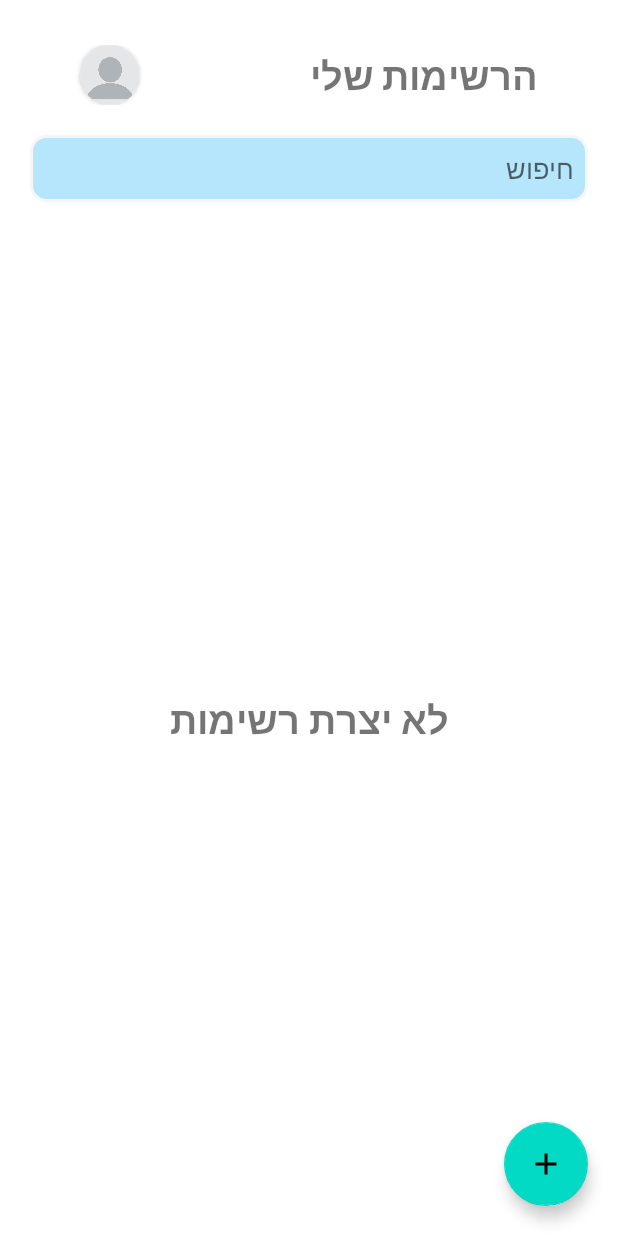
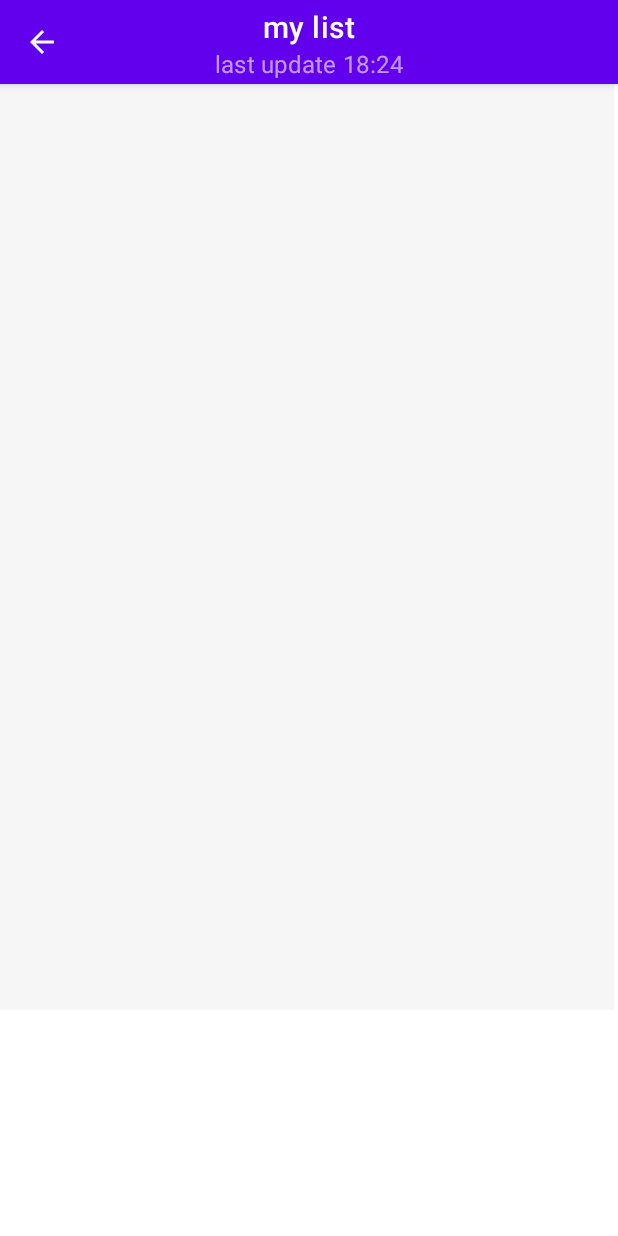
Before and after one commit to UMenashe/Share-me, an Android app: the screen it shows after launch once a user with an empty profile is signed in (MainActivity before the commit, list_display after it), after a tap on an icon or button, on a phone screen of 412 x 824 dp. Run offline under Robolectric (Android 15) with nearby library versions, the phone set to English and light mode, and no system bars; our stand-ins replace Firebase (no records; nobody signed in at launch, a user with empty details on screens opened directly), Picasso; 2 statements that could not run were skipped.

Commit message:
load firebase data to list_display layout

```diff
--- a/app/src/main/AndroidManifest.xml
+++ b/app/src/main/AndroidManifest.xml
@@ -9,6 +9,12 @@
         android:roundIcon="@mipmap/ic_launcher_round"
         android:supportsRtl="true"
         android:theme="@style/Theme.ShareMe">
+        <activity
+            android:name=".list_display"
+            android:exported="false" />
+        <activity
+            android:name=".choose_type"
+            android:exported="false" />
         <activity
             android:name=".signup_page"
             android:exported="false" />
--- a/app/src/main/java/com/example/shareme/Docinfo.java
+++ b/app/src/main/java/com/example/shareme/Docinfo.java
@@ -8,6 +8,7 @@ public class Docinfo {
     private String title;
     private String owner;
 
+    public Docinfo() { }
     public Docinfo(String type, String id, String createTime, String lastUpdate, String title, String owner) {
         this.type = type;
         this.id = id;
--- a/app/src/main/java/com/example/shareme/MainActivity.java
+++ b/app/src/main/java/com/example/shareme/MainActivity.java
@@ -67,6 +67,10 @@ public class MainActivity extends AppCompatActivity implements View.OnClickListe
         String timeObj = String.valueOf(LocalDateTime.now());
         Docinfo newdoc = new Docinfo(type,newRef.getKey(),timeObj,timeObj,title,currentUser.getUid());
         newRef.setValue(newdoc);
+        Intent displayListIntent = new Intent(this,list_display.class);
+        displayListIntent.putExtra("owner",newdoc.getOwner());
+        displayListIntent.putExtra("id",newdoc.getId());
+        startActivity(displayListIntent);
     }
 
     @Override
--- /dev/null
+++ b/app/src/main/java/com/example/shareme/list_display.java
@@ -0,0 +1,65 @@
+package com.example.shareme;
+
+import static android.content.ContentValues.TAG;
+
+import androidx.appcompat.app.AppCompatActivity;
+
+import android.content.Intent;
+import android.os.Bundle;
+import android.util.Log;
+import android.view.View;
+
+import com.google.android.material.appbar.AppBarLayout;
+import com.google.android.material.appbar.MaterialToolbar;
+import com.google.firebase.database.DataSnapshot;
+import com.google.firebase.database.DatabaseError;
+import com.google.firebase.database.DatabaseReference;
+import com.google.firebase.database.FirebaseDatabase;
+import com.google.firebase.database.ValueEventListener;
+
+public class list_display extends AppCompatActivity implements View.OnClickListener {
+MaterialToolbar topAppBar;
+FirebaseDatabase database;
+DatabaseReference myRef;
+String id ,owner;
+    @Override
+    protected void onCreate(Bundle savedInstanceState) {
+        super.onCreate(savedInstanceState);
+        setContentView(R.layout.activity_list_display);
+        if (getSupportActionBar() != null) {
+            getSupportActionBar().hide();
+        }
+        topAppBar = findViewById(R.id.topAppBar);
+        database = FirebaseDatabase.getInstance();
+        myRef = database.getReference();
+        Intent intent=getIntent();
+       owner = intent.getExtras().getString("owner");
+       id = intent.getExtras().getString("id");
+        DatabaseReference itemRef =  myRef.child("users").child(owner).child("userdocs").child(id);
+
+        ValueEventListener postListener = new ValueEventListener() {
+            @Override
+            public void onDataChange(DataSnapshot dataSnapshot) {
+                Docinfo d = dataSnapshot.getValue(Docinfo.class);
+                loadInfo(d);
+            }
+
+            @Override
+            public void onCancelled(DatabaseError databaseError) {
+                // Getting Post failed, log a message
+                Log.w(TAG, "loadPost:onCancelled", databaseError.toException());
+            }
+        };
+        itemRef.addValueEventListener(postListener);
+
+    }
+
+    public void loadInfo(Docinfo docinfo){
+        topAppBar.setTitle(docinfo.getTitle());
+        topAppBar.setSubtitle(docinfo.getLastUpdate());
+    }
+    @Override
+    public void onClick(View v) {
+
+    }
+}
--- /dev/null
+++ b/app/src/main/res/layout/activity_list_display.xml
@@ -0,0 +1,47 @@
+<?xml version="1.0" encoding="utf-8"?>
+<androidx.constraintlayout.widget.ConstraintLayout xmlns:android="http://schemas.android.com/apk/res/android"
+    xmlns:app="http://schemas.android.com/apk/res-auto"
+    xmlns:tools="http://schemas.android.com/tools"
+    android:layout_width="match_parent"
+    android:layout_height="match_parent"
+    tools:context=".list_display">
+    <com.google.android.material.appbar.AppBarLayout
+        android:layout_width="match_parent"
+        android:layout_height="wrap_content"
+        tools:ignore="MissingConstraints">
+
+        <com.google.android.material.appbar.MaterialToolbar
+            android:layout_width="match_parent"
+            android:id="@+id/topAppBar"
+            android:layout_height="?attr/actionBarSize"
+            app:navigationIcon="?attr/actionModeCloseDrawable"
+            app:title="my list"
+            app:subtitle="last update 18:24"
+            app:subtitleCentered="true"
+            app:titleCentered="true"
+            style="@style/Widget.MaterialComponents.Toolbar.PrimarySurface"
+            />
+
+    </com.google.android.material.appbar.AppBarLayout>
+
+    <LinearLayout
+        android:layout_width="409dp"
+        android:layout_height="673dp"
+        android:orientation="vertical"
+        android:background="#F6F6F6"
+        tools:layout_editor_absoluteX="1dp"
+        tools:layout_editor_absoluteY="57dp"
+        tools:ignore="MissingConstraints">
+
+        <ListView
+            android:layout_width="match_parent"
+            android:layout_height="match_parent"
+            android:layout_margin="10dp"
+            android:dividerHeight="10.0sp"
+            android:divider="@android:color/transparent"
+            android:id="@+id/lvitems"
+            />
+    </LinearLayout>
+
+
+</androidx.constraintlayout.widget.ConstraintLayout>
--- a/app/src/main/res/values/colors.xml
+++ b/app/src/main/res/values/colors.xml
@@ -7,4 +7,8 @@
     <color name="teal_700">#FF018786</color>
     <color name="black">#FF000000</color>
     <color name="white">#FFFFFFFF</color>
+    <color name="light_blue_400">#FF29B6F6</color>
+    <color name="light_blue_600">#FF039BE5</color>
+    <color name="gray_400">#FFBDBDBD</color>
+    <color name="gray_600">#FF757575</color>
 </resources>
```
Also changed, not shown: app/src/main/java/com/example/shareme/ListItemTarget.java (added, +57 -0 lines), app/src/main/java/com/example/shareme/choose_type.java (added, +14 -0 lines), app/src/main/java/com/example/shareme/docs.json (added, +17 -0 lines), app/src/main/res/layout/activity_main.xml (+0 -8 lines), app/src/main/res/layout/layout_choose_type.xml (added, +38 -0 lines), app/src/main/res/layout/list_item.xml (added, +57 -0 lines), app/src/main/res/values-night/styles.xml (added, +7 -0 lines), app/src/main/res/values/attrs_app_bar_return.xml (added, +8 -0 lines), app/src/main/res/values/styles.xml (added, +7 -0 lines), app/src/main/res/drawable/blurrygradient.png (added).
